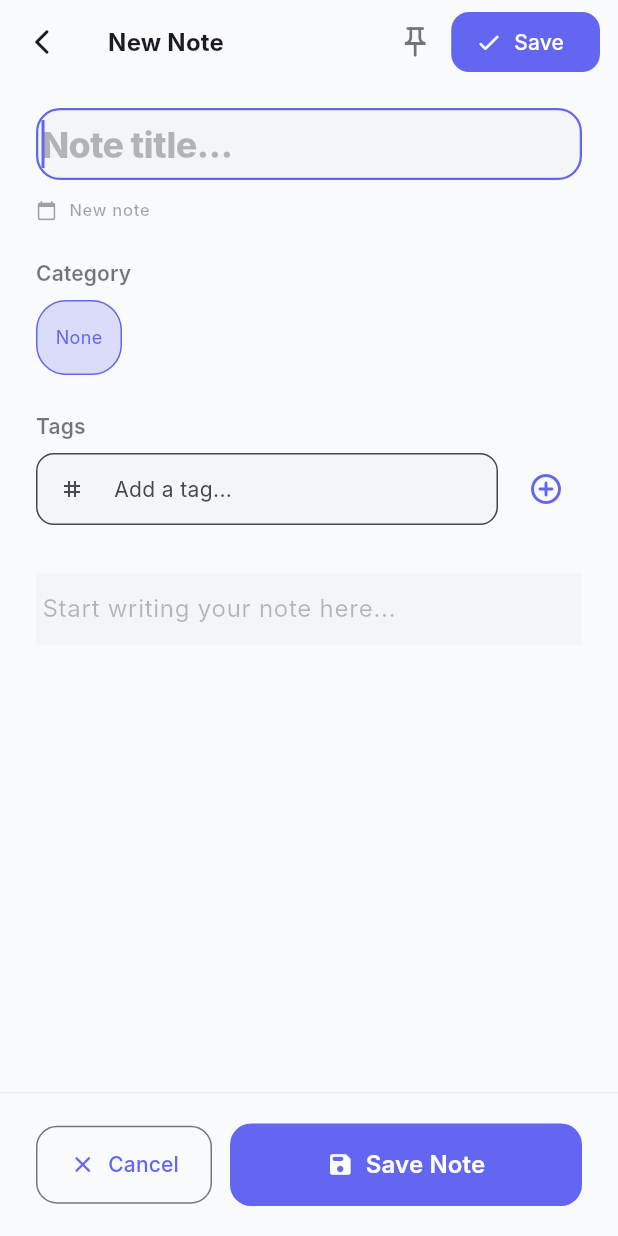
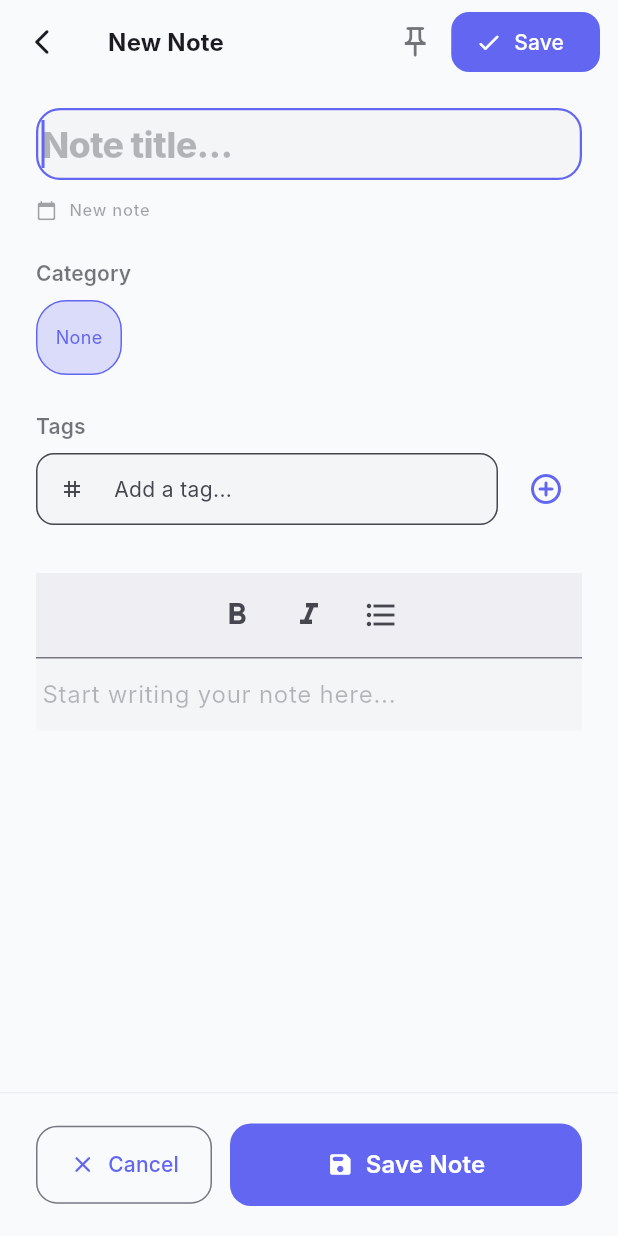
Before and after one commit to Denis-7242/notely, a Flutter app: the NoteEditorScreen screen opened directly, on a phone screen of 412 x 824 dp. Run offline on Flutter 3.47's test engine with Material 3 defaults, Android fonts, the phone set to English and light mode, and no system bars; our stand-ins replace flutter_markdown, hive, hive_flutter; accounts and stored records are empty; generated files the repository leaves out were written again; Roboto replaces fonts that are missing (Inter).

Commit message:
feat: Add markdown formatting toolbar and integrate with note editor

```diff
--- /dev/null
+++ b/lib/widgets/markdown_toolbar.dart
@@ -0,0 +1,72 @@
+import 'package:flutter/material.dart';
+
+class MarkdownToolbar extends StatelessWidget {
+  final Function(String) onAction;
+
+  const MarkdownToolbar({
+    super.key,
+    required this.onAction,
+  });
+
+  @override
+  Widget build(BuildContext context) {
+    return Container(
+      padding: const EdgeInsets.symmetric(vertical: 8.0, horizontal: 4.0),
+      decoration: BoxDecoration(
+        color: Theme.of(context).colorScheme.surfaceContainerHighest.withValues(alpha: 0.5),
+        border: Border(
+          bottom: BorderSide(
+            color: Theme.of(context).dividerColor,
+          ),
+        ),
+      ),
+      child: Row(
+        mainAxisAlignment: MainAxisAlignment.center,
+        children: [
+          _ToolbarButton(
+            icon: Icons.format_bold,
+            tooltip: 'Bold',
+            onPressed: () => onAction('bold'),
+          ),
+          const SizedBox(width: 8),
+          _ToolbarButton(
+            icon: Icons.format_italic,
+            tooltip: 'Italic',
+            onPressed: () => onAction('italic'),
+          ),
+          const SizedBox(width: 8),
+          _ToolbarButton(
+            icon: Icons.format_list_bulleted,
+            tooltip: 'Bullet List',
+            onPressed: () => onAction('bullet'),
+          ),
+        ],
+      ),
+    );
+  }
+}
+
+class _ToolbarButton extends StatelessWidget {
+  final IconData icon;
+  final String tooltip;
+  final VoidCallback onPressed;
+
+  const _ToolbarButton({
+    required this.icon,
+    required this.tooltip,
+    required this.onPressed,
+  });
+
+  @override
+  Widget build(BuildContext context) {
+    return Tooltip(
+      message: tooltip,
+      child: IconButton(
+        icon: Icon(icon),
+        onPressed: onPressed,
+        visualDensity: VisualDensity.compact,
+        tooltip: tooltip,
+      ),
+    );
+  }
+}
--- a/pubspec.yaml
+++ b/pubspec.yaml
@@ -21,6 +21,7 @@ dependencies:
   uuid: ^4.3.3
   intl: ^0.19.0
   cupertino_icons: ^1.0.6
+  flutter_markdown: ^0.7.7+1
 
 dev_dependencies:
   flutter_test:
```
Also changed, not shown: lib/screens/note_editor_screen.dart (+33 -0 lines), lib/widgets/note_card.dart (+10 -8 lines), pubspec.lock.
